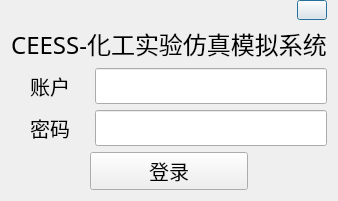
Old version of the form ui/Login.ui in the repository Desmond121/CEESS.
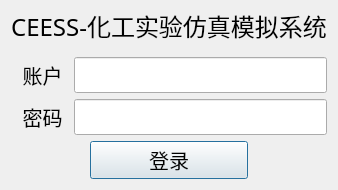
New version of the form.

```diff
--- a/ui/Login.ui
+++ b/ui/Login.ui
@@ -20,50 +20,11 @@
    <property name="topMargin">
     <number>0</number>
    </property>
-   <item>
-    <layout class="QHBoxLayout" name="horizontalLayout_4">
-     <item>
-      <spacer name="horizontalSpacer_3">
-       <property name="orientation">
-        <enum>Qt::Horizontal</enum>
-       </property>
-       <property name="sizeType">
-        <enum>QSizePolicy::Expanding</enum>
-       </property>
-       <property name="sizeHint" stdset="0">
-        <size>
-         <width>20</width>
-         <height>20</height>
-        </size>
-       </property>
-      </spacer>
-     </item>
-     <item>
-      <widget class="QPushButton" name="pushButton_2">
-       <property name="sizePolicy">
-        <sizepolicy hsizetype="Fixed" vsizetype="Fixed">
-         <horstretch>0</horstretch>
-         <verstretch>0</verstretch>
-        </sizepolicy>
-       </property>
-       <property name="maximumSize">
-        <size>
-         <width>30</width>
-         <height>20</height>
-        </size>
-       </property>
-       <property name="text">
-        <string/>
-       </property>
-      </widget>
-     </item>
-    </layout>
-   </item>
    <item>
     <widget class="QLabel" name="label">
      <property name="font">
       <font>
-       <family>华光准圆_CNKI</family>
+       <family>幼圆</family>
        <pointsize>18</pointsize>
        <weight>50</weight>
        <italic>false</italic>
@@ -83,7 +44,10 @@
     </widget>
    </item>
    <item>
-    <layout class="QHBoxLayout" name="horizontalLayout" stretch="1,3">
+    <layout class="QHBoxLayout" name="horizontalLayout" stretch="1,4">
+     <property name="spacing">
+      <number>0</number>
+     </property>
      <item>
       <widget class="QLabel" name="accLabel">
        <property name="sizePolicy">
@@ -94,7 +58,7 @@
        </property>
        <property name="font">
         <font>
-         <family>华光准圆_CNKI</family>
+         <family>幼圆</family>
          <pointsize>15</pointsize>
          <weight>50</weight>
          <bold>false</bold>
@@ -123,7 +87,10 @@
     </layout>
    </item>
    <item>
-    <layout class="QHBoxLayout" name="horizontalLayout_2" stretch="1,3">
+    <layout class="QHBoxLayout" name="horizontalLayout_2" stretch="1,4">
+     <property name="spacing">
+      <number>0</number>
+     </property>
      <item>
       <widget class="QLabel" name="pswLabel">
        <property name="sizePolicy">
@@ -134,7 +101,7 @@
        </property>
        <property name="font">
         <font>
-         <family>华光准圆_CNKI</family>
+         <family>幼圆</family>
          <pointsize>15</pointsize>
          <weight>50</weight>
          <bold>false</bold>
@@ -181,7 +148,7 @@
       <widget class="QPushButton" name="loginButtom">
        <property name="font">
         <font>
-         <family>微软雅黑</family>
+         <family>幼圆</family>
          <pointsize>15</pointsize>
         </font>
        </property>
```
